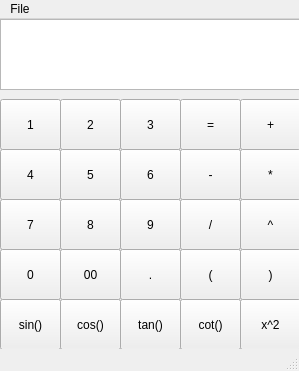
aakardwivedi/Calculator_on_QT, file mainwindow.ui: the form before one commit.
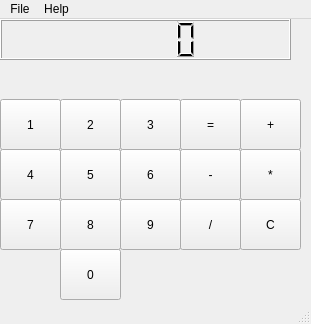
The form after the commit.

What changed in the file:
```diff
--- a/mainwindow.ui
+++ b/mainwindow.ui
@@ -6,8 +6,8 @@
    <rect>
     <x>0</x>
     <y>0</y>
-    <width>299</width>
-    <height>371</height>
+    <width>311</width>
+    <height>324</height>
    </rect>
   </property>
   <property name="windowTitle">
@@ -17,17 +17,7 @@
    <double>1.000000000000000</double>
   </property>
   <widget class="QWidget" name="centralWidget">
-   <widget class="QTextEdit" name="textEdit">
-    <property name="geometry">
-     <rect>
-      <x>0</x>
-      <y>0</y>
-      <width>301</width>
-      <height>71</height>
-     </rect>
-    </property>
-   </widget>
-   <widget class="QPushButton" name="pushButton">
+   <widget class="QPushButton" name="pushButton_1">
     <property name="geometry">
      <rect>
       <x>0</x>
@@ -147,7 +137,7 @@
    <widget class="QPushButton" name="pushButton_10">
     <property name="geometry">
      <rect>
-      <x>0</x>
+      <x>60</x>
       <y>230</y>
       <width>61</width>
       <height>51</height>
@@ -157,33 +147,7 @@
      <string>0</string>
     </property>
    </widget>
-   <widget class="QPushButton" name="pushButton_11">
-    <property name="geometry">
-     <rect>
-      <x>60</x>
-      <y>230</y>
-      <width>61</width>
-      <height>51</height>
-     </rect>
-    </property>
-    <property name="text">
-     <string>00</string>
-    </property>
-   </widget>
-   <widget class="QPushButton" name="pushButton_12">
-    <property name="geometry">
-     <rect>
-      <x>240</x>
-      <y>180</y>
-      <width>61</width>
-      <height>51</height>
-     </rect>
-    </property>
-    <property name="text">
-     <string>^</string>
-    </property>
-   </widget>
-   <widget class="QPushButton" name="pushButton_13">
+   <widget class="QPushButton" name="pushButton_EQUAL">
     <property name="geometry">
      <rect>
       <x>180</x>
@@ -248,108 +212,27 @@
      <string>/</string>
     </property>
    </widget>
-   <widget class="QPushButton" name="pushButton_18">
-    <property name="geometry">
-     <rect>
-      <x>120</x>
-      <y>230</y>
-      <width>61</width>
-      <height>51</height>
-     </rect>
-    </property>
-    <property name="text">
-     <string>.</string>
-    </property>
-   </widget>
-   <widget class="QPushButton" name="pushButton_19">
-    <property name="geometry">
-     <rect>
-      <x>180</x>
-      <y>230</y>
-      <width>61</width>
-      <height>51</height>
-     </rect>
-    </property>
-    <property name="text">
-     <string>(</string>
-    </property>
-   </widget>
-   <widget class="QPushButton" name="pushButton_20">
-    <property name="geometry">
-     <rect>
-      <x>240</x>
-      <y>230</y>
-      <width>61</width>
-      <height>51</height>
-     </rect>
-    </property>
-    <property name="text">
-     <string>)</string>
-    </property>
-   </widget>
-   <widget class="QPushButton" name="pushButton_21">
-    <property name="geometry">
-     <rect>
-      <x>180</x>
-      <y>280</y>
-      <width>61</width>
-      <height>51</height>
-     </rect>
-    </property>
-    <property name="text">
-     <string>cot()</string>
-    </property>
-   </widget>
-   <widget class="QPushButton" name="pushButton_22">
-    <property name="geometry">
-     <rect>
-      <x>120</x>
-      <y>280</y>
-      <width>61</width>
-      <height>51</height>
-     </rect>
-    </property>
-    <property name="text">
-     <string>tan()</string>
-    </property>
-   </widget>
-   <widget class="QPushButton" name="pushButton_23">
-    <property name="geometry">
-     <rect>
-      <x>60</x>
-      <y>280</y>
-      <width>61</width>
-      <height>51</height>
-     </rect>
-    </property>
-    <property name="text">
-     <string>cos()</string>
-    </property>
-   </widget>
-   <widget class="QPushButton" name="pushButton_24">
+   <widget class="QLCDNumber" name="lcdNumber">
     <property name="geometry">
      <rect>
       <x>0</x>
-      <y>280</y>
-      <width>61</width>
-      <height>51</height>
+      <y>0</y>
+      <width>291</width>
+      <height>41</height>
      </rect>
     </property>
-    <property name="text">
-     <string>sin()</string>
-    </property>
    </widget>
    <widget class="QPushButton" name="pushButton_25">
     <property name="geometry">
      <rect>
       <x>240</x>
-      <y>280</y>
+      <y>180</y>
       <width>61</width>
       <height>51</height>
      </rect>
     </property>
     <property name="text">
-     <string>x^2</string>
+     <string>C</string>
     </property>
    </widget>
   </widget>
@@ -359,7 +242,7 @@
     <rect>
      <x>0</x>
      <y>0</y>
-     <width>299</width>
+     <width>311</width>
      <height>21</height>
     </rect>
    </property>
@@ -369,7 +252,14 @@
     </property>
     <addaction name="actionNew_Window"/>
    </widget>
+   <widget class="QMenu" name="menuHelp">
+    <property name="title">
+     <string>Help</string>
+    </property>
+    <addaction name="actionAbout"/>
+   </widget>
    <addaction name="menuFile"/>
+   <addaction name="menuHelp"/>
   </widget>
   <action name="actionNew_Window">
    <property name="text">
```
Left out of the diff: 375 changed lines with no effect on the pictures.
